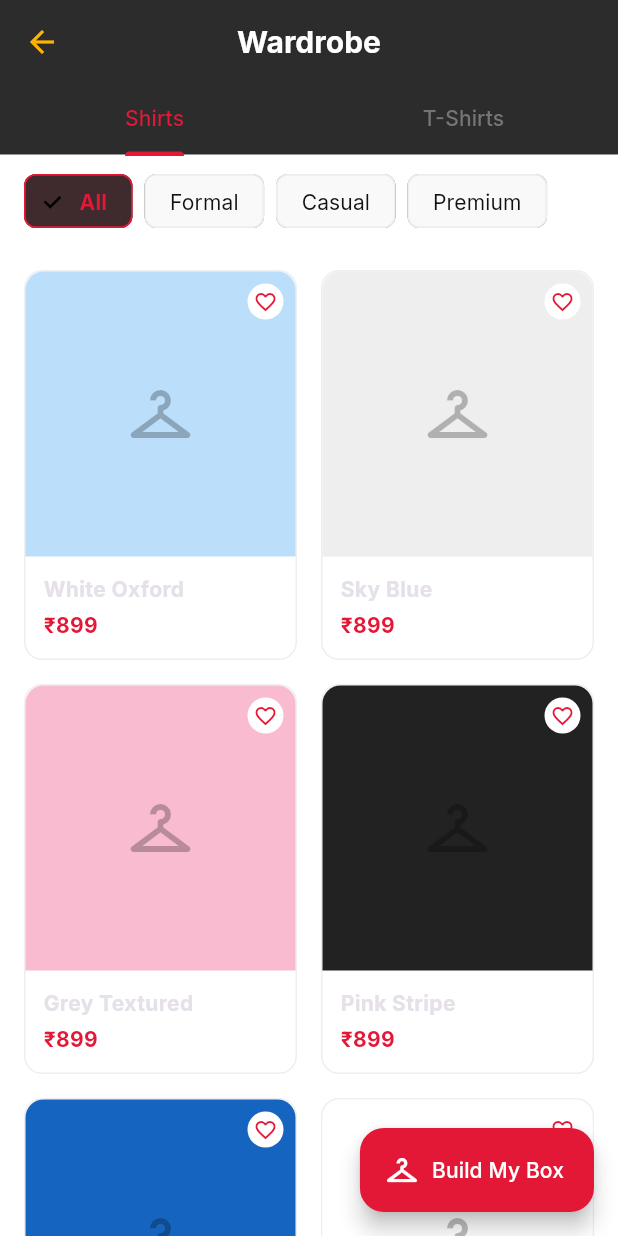
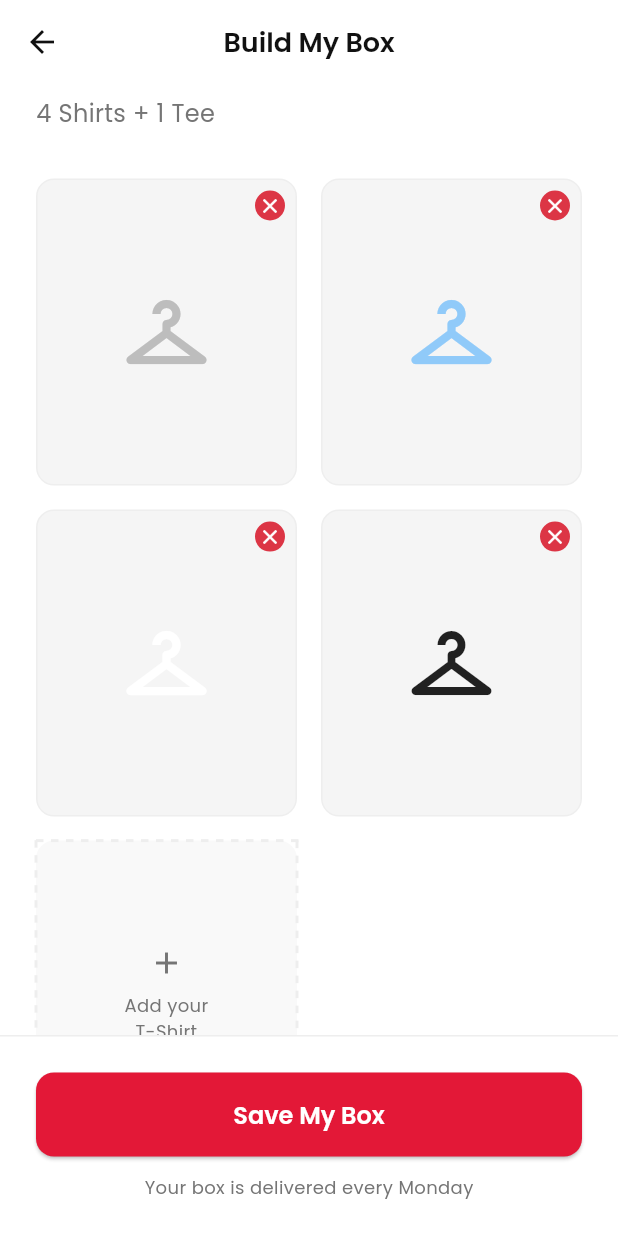
Before and after one commit to lokesh19-lokesh/mobile-applications, a Flutter app: the WardrobeTab screen opened directly, after a tap on "Build My Box", on a phone screen of 412 x 824 dp. Run offline on Flutter 3.47's test engine with Material 3 defaults, Android fonts, the phone set to English and light mode, and no system bars; our stand-ins replace flutter_riverpod, google_fonts, supabase_flutter; accounts and stored records are empty.

Commit message:
Implement Phase 2: Missing screens, admin landing page, maps api key, and fix warnings

```diff
--- a/rent_my_shirt_app/lib/features/auth/presentation/login_screen.dart
+++ b/rent_my_shirt_app/lib/features/auth/presentation/login_screen.dart
@@ -3,7 +3,7 @@ import 'package:google_fonts/google_fonts.dart';
 import '../../../core/theme/app_colors.dart';
 import 'package:supabase_flutter/supabase_flutter.dart';
 import 'otp_screen.dart';
-import '../../home/presentation/main_wrapper_screen.dart';
+
 
 class LoginScreen extends StatefulWidget {
   const LoginScreen({super.key});
--- a/rent_my_shirt_app/lib/features/auth/presentation/splash_screen.dart
+++ b/rent_my_shirt_app/lib/features/auth/presentation/splash_screen.dart
@@ -2,7 +2,7 @@ import 'package:flutter/material.dart';
 import 'package:google_fonts/google_fonts.dart';
 import '../../../core/theme/app_colors.dart';
 import '../../home/presentation/main_wrapper_screen.dart';
-import 'login_screen.dart';
+
 
 class SplashScreen extends StatefulWidget {
   const SplashScreen({super.key});
--- a/rent_my_shirt_app/lib/features/home/presentation/main_wrapper_screen.dart
+++ b/rent_my_shirt_app/lib/features/home/presentation/main_wrapper_screen.dart
@@ -4,7 +4,7 @@ import '../../wardrobe/presentation/wardrobe_tab.dart';
 import '../../deliveries/presentation/deliveries_tab.dart';
 import '../../rewards/presentation/rewards_tab.dart';
 import '../../profile/presentation/profile_screen.dart';
-import '../../../core/theme/app_colors.dart';
+
 
 class MainWrapperScreen extends StatefulWidget {
   const MainWrapperScreen({super.key});
--- /dev/null
+++ b/rent_my_shirt_app/lib/features/wardrobe/presentation/build_box_screen.dart
@@ -0,0 +1,168 @@
+import 'package:flutter/material.dart';
+import '../../../core/theme/app_colors.dart';
+
+class BuildBoxScreen extends StatelessWidget {
+  const BuildBoxScreen({super.key});
+
+  @override
+  Widget build(BuildContext context) {
+    return Scaffold(
+      backgroundColor: AppColors.surface,
+      appBar: AppBar(
+        title: const Text('Build My Box'),
+        centerTitle: true,
+        backgroundColor: AppColors.surface,
+        elevation: 0,
+        leading: IconButton(
+          icon: const Icon(Icons.arrow_back, color: AppColors.textPrimary),
+          onPressed: () => Navigator.pop(context),
+        ),
+      ),
+      body: Column(
+        children: [
+          const Padding(
+            padding: EdgeInsets.symmetric(horizontal: 24.0, vertical: 8.0),
+            child: Align(
+              alignment: Alignment.centerLeft,
+              child: Text('4 Shirts + 1 Tee', style: TextStyle(color: AppColors.textSecondary, fontSize: 16)),
+            ),
+          ),
+          Expanded(
+            child: GridView.count(
+              crossAxisCount: 2,
+              padding: const EdgeInsets.all(24),
+              crossAxisSpacing: 16,
+              mainAxisSpacing: 16,
+              childAspectRatio: 0.85,
+              children: [
+                _buildFilledSlot(Colors.grey.shade400),
+                _buildFilledSlot(Colors.blue.shade200),
+                _buildFilledSlot(Colors.white),
+                _buildFilledSlot(Colors.black87),
+                _buildEmptySlot('Add your\nT-Shirt'),
+              ],
+            ),
+          ),
+          Container(
+            padding: const EdgeInsets.all(24),
+            decoration: const BoxDecoration(
+              color: AppColors.surface,
+              border: Border(top: BorderSide(color: AppColors.divider)),
+            ),
+            child: Column(
+              children: [
+                SizedBox(
+                  width: double.infinity,
+                  child: ElevatedButton(
+                    onPressed: () {},
+                    child: const Text('Save My Box'),
+                  ),
+                ),
+                const SizedBox(height: 12),
+                const Text('Your box is delivered every Monday', style: TextStyle(color: AppColors.textSecondary, fontSize: 12)),
+              ],
+            ),
+          ),
+        ],
+      ),
+    );
+  }
+
+  Widget _buildFilledSlot(Color shirtColor) {
+    return Stack(
+      children: [
+        Container(
+          decoration: BoxDecoration(
+            color: Colors.grey.shade100,
+            borderRadius: BorderRadius.circular(12),
+            border: Border.all(color: AppColors.divider),
+          ),
+          child: Center(
+            child: Icon(Icons.checkroom, size: 64, color: shirtColor),
+          ),
+        ),
+        Positioned(
+          top: 8,
+          right: 8,
+          child: Container(
+            padding: const EdgeInsets.all(2),
+            decoration: const BoxDecoration(
+              color: AppColors.error,
+              shape: BoxShape.circle,
+            ),
+            child: const Icon(Icons.close, color: Colors.white, size: 16),
+          ),
+        ),
+      ],
+    );
+  }
+
+  Widget _buildEmptySlot(String text) {
+    return Container(
+      decoration: BoxDecoration(
+        color: AppColors.background,
+        borderRadius: BorderRadius.circular(12),
+      ),
+      child: Stack(
+        children: [
+          Positioned.fill(
+            child: CustomPaint(
+              painter: DashedBorderPainter(),
+            ),
+          ),
+          Center(
+            child: Column(
+              mainAxisAlignment: MainAxisAlignment.center,
+              children: [
+                const Icon(Icons.add, color: AppColors.textSecondary),
+                const SizedBox(height: 8),
+                Text(text, textAlign: TextAlign.center, style: const TextStyle(color: AppColors.textSecondary, fontSize: 12)),
+              ],
+            ),
+          ),
+        ],
+      ),
+    );
+  }
+}
+
+class DashedBorderPainter extends CustomPainter {
+  @override
+  void paint(Canvas canvas, Size size) {
+    final paint = Paint()
+      ..color = AppColors.divider
+      ..strokeWidth = 2
+      ..style = PaintingStyle.stroke;
+
+    const dashWidth = 5.0;
+    const dashSpace = 5.0;
+
+    // Draw top
+    double startX = 0;
+    while (startX < size.width) {
+      canvas.drawLine(Offset(startX, 0), Offset(startX + dashWidth, 0), paint);
+      startX += dashWidth + dashSpace;
+    }
+    // Draw right
+    double startY = 0;
+    while (startY < size.height) {
+      canvas.drawLine(Offset(size.width, startY), Offset(size.width, startY + dashWidth), paint);
+      startY += dashWidth + dashSpace;
+    }
+    // Draw bottom
+    startX = size.width;
+    while (startX > 0) {
+      canvas.drawLine(Offset(startX, size.height), Offset(startX - dashWidth, size.height), paint);
+      startX -= dashWidth + dashSpace;
+    }
+    // Draw left
+    startY = size.height;
+    while (startY > 0) {
+      canvas.drawLine(Offset(0, startY), Offset(0, startY - dashWidth), paint);
+      startY -= dashWidth + dashSpace;
+    }
+  }
+
+  @override
+  bool shouldRepaint(CustomPainter oldDelegate) => false;
+}
--- a/rent_my_shirt_app/lib/features/wardrobe/presentation/wardrobe_tab.dart
+++ b/rent_my_shirt_app/lib/features/wardrobe/presentation/wardrobe_tab.dart
@@ -1,5 +1,6 @@
 import 'package:flutter/material.dart';
 import '../../../core/theme/app_colors.dart';
+import 'build_box_screen.dart';
 
 class WardrobeTab extends StatefulWidget {
   const WardrobeTab({super.key});
@@ -38,7 +39,9 @@ class _WardrobeTabState extends State<WardrobeTab> {
           ],
         ),
         floatingActionButton: FloatingActionButton.extended(
-          onPressed: () {},
+          onPressed: () {
+            Navigator.push(context, MaterialPageRoute(builder: (context) => const BuildBoxScreen()));
+          },
           backgroundColor: AppColors.primary,
           label: const Text('Build My Box'),
           icon: const Icon(Icons.checkroom),
@@ -68,7 +71,7 @@ class _WardrobeTabState extends State<WardrobeTab> {
                     setState(() => _selectedFilter = filter);
                   },
                   backgroundColor: AppColors.background,
-                  selectedColor: AppColors.primary.withOpacity(0.1),
+                  selectedColor: AppColors.primary.withValues(alpha: 0.1),
                   labelStyle: TextStyle(
                     color: isSelected ? AppColors.primary : AppColors.textPrimary,
                     fontWeight: isSelected ? FontWeight.bold : FontWeight.normal,
--- a/rent_my_shirt_app/lib/main.dart
+++ b/rent_my_shirt_app/lib/main.dart
@@ -9,7 +9,7 @@ void main() async {
   WidgetsFlutterBinding.ensureInitialized();
   await Supabase.initialize(
     url: 'https://viqpwrttemnajhjvxsqp.supabase.co',
-    anonKey: 'eyJhbGciOiJIUzI1NiIsInR5cCI6IkpXVCJ9.eyJpc3MiOiJzdXBhYmFzZSIsInJlZiI6InZpcXB3cnR0ZW1uYWpoanZ4c3FwIiwicm9sZSI6ImFub24iLCJpYXQiOjE3ODEwODc1NTIsImV4cCI6MjA5NjY2MzU1Mn0.nACZXJlEWoX0CoLlEr6XwmXY9ol9qwK9Q9-hKdgSVDs',
+    publishableKey: 'eyJhbGciOiJIUzI1NiIsInR5cCI6IkpXVCJ9.eyJpc3MiOiJzdXBhYmFzZSIsInJlZiI6InZpcXB3cnR0ZW1uYWpoanZ4c3FwIiwicm9sZSI6ImFub24iLCJpYXQiOjE3ODEwODc1NTIsImV4cCI6MjA5NjY2MzU1Mn0.nACZXJlEWoX0CoLlEr6XwmXY9ol9qwK9Q9-hKdgSVDs',
   );
   runApp(
     const ProviderScope(
--- a/rent_my_shirt_driver_app/lib/core/theme/app_colors.dart
+++ b/rent_my_shirt_driver_app/lib/core/theme/app_colors.dart
@@ -1,12 +1,13 @@
 import 'package:flutter/material.dart';
 
 class AppColors {
-  static const Color primary = Color(0xFF121212); // Deep Dark
-  static const Color accent = Color(0xFFFFB300);  // Amber/Orange
-  static const Color background = Color(0xFF1E1E1E);
-  static const Color surface = Color(0xFF2C2C2C);
-  static const Color textPrimary = Colors.white;
-  static const Color textSecondary = Colors.white70;
-  static const Color success = Color(0xFF4CAF50);
-  static const Color error = Color(0xFFF44336);
+  static const Color primary = Color(0xFFE31837); // Wearbox Red
+  static const Color accent = Color(0xFF1E1E1E);  // Deep Black
+  static const Color background = Color(0xFFF9F9F9); // Light Gray Background
+  static const Color surface = Colors.white;
+  static const Color textPrimary = Color(0xFF111111);
+  static const Color textSecondary = Color(0xFF757575);
+  static const Color error = Color(0xFFDC3545);
+  static const Color success = Color(0xFF198754);
+  static const Color divider = Color(0xFFEEEEEE);
 }
--- a/rent_my_shirt_driver_app/lib/main.dart
+++ b/rent_my_shirt_driver_app/lib/main.dart
@@ -9,7 +9,7 @@ void main() async {
   WidgetsFlutterBinding.ensureInitialized();
   await Supabase.initialize(
     url: 'https://viqpwrttemnajhjvxsqp.supabase.co',
-    anonKey: 'eyJhbGciOiJIUzI1NiIsInR5cCI6IkpXVCJ9.eyJpc3MiOiJzdXBhYmFzZSIsInJlZiI6InZpcXB3cnR0ZW1uYWpoanZ4c3FwIiwicm9sZSI6ImFub24iLCJpYXQiOjE3ODEwODc1NTIsImV4cCI6MjA5NjY2MzU1Mn0.nACZXJlEWoX0CoLlEr6XwmXY9ol9qwK9Q9-hKdgSVDs',
+    publishableKey: 'eyJhbGciOiJIUzI1NiIsInR5cCI6IkpXVCJ9.eyJpc3MiOiJzdXBhYmFzZSIsInJlZiI6InZpcXB3cnR0ZW1uYWpoanZ4c3FwIiwicm9sZSI6ImFub24iLCJpYXQiOjE3ODEwODc1NTIsImV4cCI6MjA5NjY2MzU1Mn0.nACZXJlEWoX0CoLlEr6XwmXY9ol9qwK9Q9-hKdgSVDs',
   );
   runApp(
     const ProviderScope(
@@ -25,7 +25,7 @@ class DriverApp extends StatelessWidget {
   Widget build(BuildContext context) {
     return MaterialApp(
       title: 'Wearbox Driver',
-      theme: AppTheme.darkTheme,
+      theme: AppTheme.lightTheme,
       debugShowCheckedModeBanner: false,
       home: const SplashScreen(),
     );
```
Also changed, not shown: rent_my_shirt_app/lib/features/profile/presentation/profile_screen.dart (+6 -3 lines), rent_my_shirt_app/lib/features/subscription/presentation/subscription_screen.dart (added, +130 -0 lines), rent_my_shirt_driver_app/lib/core/theme/app_theme.dart (+28 -14 lines), media/logo.png (added), rent_my_shirt_app/assets/images/logo.png, 6 other files.
